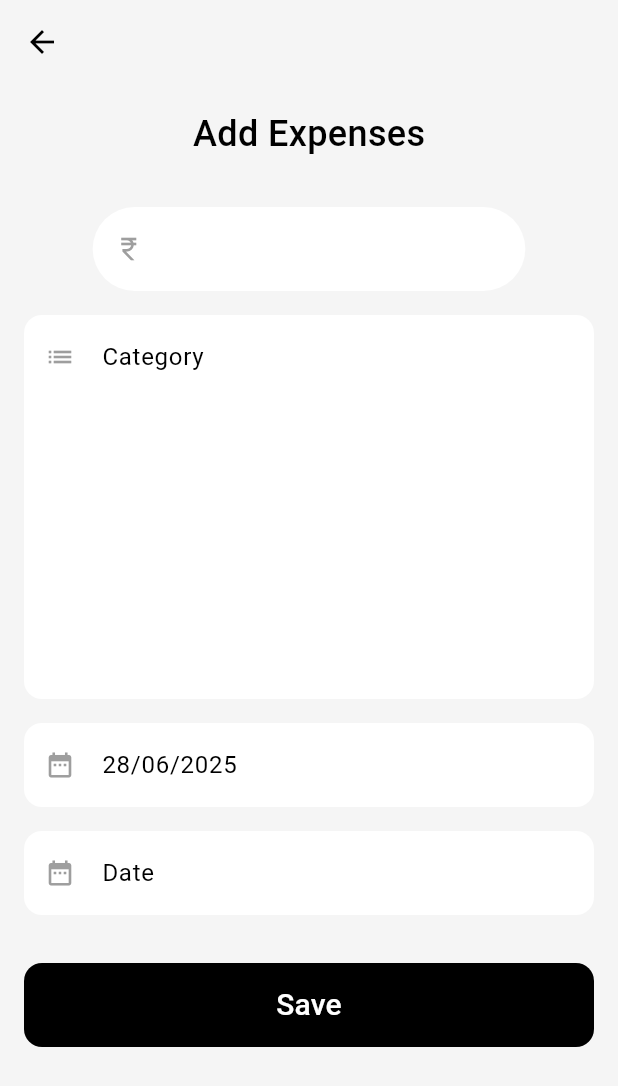
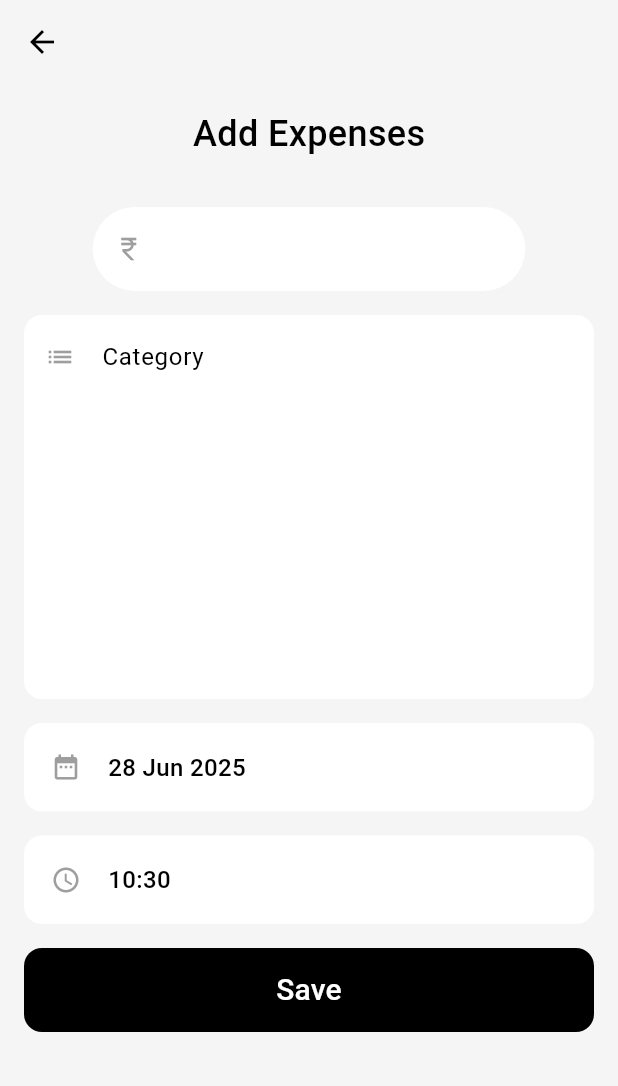
Before and after one commit to AkshataSagare/expense-tracking, a Flutter app: the AddExpense screen opened directly, on a phone screen of 412 x 824 dp. Shown: the top 1086 px of the screen. Run offline on Flutter 3.47's test engine with Material 3 defaults, Android fonts, the phone set to English and light mode, and no system bars; our stand-ins replace bloc, cloud_firestore, equatable, firebase_core, fl_chart, flutter_bloc and 1 more; accounts and stored records are empty.

Commit message:
remove bloclistenr and blocbluilder

```diff
--- a/lib/screens/add_expense/views/add_expense.dart
+++ b/lib/screens/add_expense/views/add_expense.dart
@@ -17,9 +17,6 @@ class AddExpense extends StatefulWidget {
 class _AddExpenseState extends State<AddExpense> {
   TextEditingController expenseController = TextEditingController();
   TextEditingController categoryController = TextEditingController();
-  TextEditingController dateController = TextEditingController();
-  TextEditingController timeController = TextEditingController();
-  //DateTime selectedDate = DateTime.now();
   IconData? selectedCategoryIcon;
   late Expense expense;
   bool isLoading = false;
@@ -59,10 +56,8 @@ class _AddExpenseState extends State<AddExpense> {
 
   @override
   void initState() {
-    dateController.text = DateFormat('dd/MM/yyyy').format(DateTime.now());
-    //DateTime(DateTime.now().year, DateTime.now().month, DateTime.now().day, DateTime.now().hour, DateTime.now().minute);
-
     expense = Expense.empty;
+    expense.date = DateTime.now();
     expense.expenseId = const Uuid().v1();
     super.initState();
   }
@@ -120,27 +115,24 @@ class _AddExpenseState extends State<AddExpense> {
   Widget build(BuildContext context) {
     return BlocListener<CreateExpenseBloc, CreateExpenseState>(
       listener: (context, state) {
-        if(state is CreateExpenseSuccess) {
+        if (state is CreateExpenseSuccess) {
           final savedExpense = Expense(
             expenseId: expense.expenseId,
             category: expense.category,
             amount: expense.amount,
             date: expense.date,
-            time: expense.time
           );
           setState(() {
             expense = Expense.empty;
             expense.expenseId = const Uuid().v1();
             expense.category = Category.empty;
             expense.date = DateTime.now();
-            expense.time = TimeOfDay.now();
             expenseController.clear();
             categoryController.clear();
-            dateController.text = DateFormat('dd/MM/yyyy').format(DateTime.now());
             selectedCategoryIcon = null;
           });
           Navigator.pop(context, savedExpense);
-        }else if(state is CreateExpenseLoading){
+        } else if (state is CreateExpenseLoading) {
           setState(() {
             isLoading = true;
           });
@@ -192,15 +184,15 @@ class _AddExpenseState extends State<AddExpense> {
                   decoration: InputDecoration(
                     filled: true,
                     fillColor: Colors.white,
-                    prefixIcon: expense.category == Category.empty
-                        ? selectedCategoryIcon != null
-                              ? Icon(
-                                  selectedCategoryIcon,
+                    prefixIcon: Icon(
+                      selectedCategoryIcon ??(
+                        expense.category != Category.empty
+                        ? CategoryEntity.getIcon(expense.category.icon)
+                        : Icons.list
+                        ),
                       size: 20,
                       color: Colors.grey,
-                                )
-                              : Icon(Icons.list, size: 20, color: Colors.grey)
-                        : Icon(CategoryEntity.getIcon(expense.category.icon)),
+                    ),
                     hintText: 'Category',
                     border: OutlineInputBorder(
                       borderRadius: BorderRadius.vertical(
@@ -254,10 +246,7 @@ class _AddExpenseState extends State<AddExpense> {
                   ),
                 ),
                 SizedBox(height: 16),
-                TextFormField(
-                  controller: dateController,
-                  textAlignVertical: TextAlignVertical.center,
-                  readOnly: true,
+                InkWell(
                   onTap: () async {
                     DateTime? newDate = await showDatePicker(
                       context: context,
@@ -267,85 +256,88 @@ class _AddExpenseState extends State<AddExpense> {
                     );
                     if (newDate != null) {
                       setState(() {
-                        dateController.text = DateFormat(
-                          'dd/MM/yyyy hh:mm',
-                        ).format(newDate);
-                        //selectedDate = newDate;
                         expense.date = newDate;
                       });
                     }
                   },
-                  decoration: InputDecoration(
-                    filled: true,
-                    fillColor: Colors.white,
-                    prefixIcon: Icon(
-                      Icons.date_range,
-                      size: 20,
-                      color: Colors.grey,
+                  child: Container(
+                    width: double.infinity,
+                    padding: const EdgeInsets.all(18.0),
+                    decoration: BoxDecoration(
+                      color: Colors.white,
+                      borderRadius: BorderRadius.circular(12),
                     ),
-                    hintText: 'Date',
-                    border: OutlineInputBorder(
-                      borderRadius: BorderRadius.circular(12),
-                      borderSide: BorderSide.none,
+                    child: Row(
+                      children: [
+                        Icon(Icons.date_range, size: 20, color: Colors.grey),
+                        SizedBox(width: 18),
+                        Expanded(
+                          child: Text(
+                            DateFormat('dd MMM yyyy').format(expense.date),
+                            style: TextStyle(
+                              fontSize: 16,
+                              color: Colors.black,
+                              fontWeight: FontWeight.w500,
+                            ),
+                          ),
+                        ),
+                      ],
                     ),
                   ),
                 ),
                 SizedBox(height: 16),
-                TextFormField(
-                  controller: timeController,
-                  textAlignVertical: TextAlignVertical.center,
-                  readOnly: true,
+                InkWell(
                   onTap: () async {
                     TimeOfDay? selectedTime = await showTimePicker(
                       context: context,
                       initialTime: TimeOfDay.now(),
                     );
-                    if (selectedTime!= null) {
+                    if (selectedTime != null) {
                       setState(() {
-                        expense.time = selectedTime;
-                        final newDateTime = DateTime(
+                        expense.date = DateTime(
                           expense.date.year,
                           expense.date.month,
                           expense.date.day,
                           selectedTime.hour,
                           selectedTime.minute,
                         );
-                        timeController.text = DateFormat('hh:mm').format(newDateTime);
                       });
                     }
                   },
-                  decoration: InputDecoration(
-                    filled: true,
-                    fillColor: Colors.white,
-                    prefixIcon: Icon(
-                      Icons.date_range,
+                  child: Container(
+                    width: double.infinity,
+                    padding: const EdgeInsets.all(18.0),
+                    decoration: BoxDecoration(
+                      color: Colors.white,
+                      borderRadius: BorderRadius.circular(12),
+                    ),
+                    child: Row(
+                      children: [
+                        Icon(
+                          Icons.watch_later_outlined,
                           size: 20,
                           color: Colors.grey,
                         ),
-                    hintText: 'Date',
-                    border: OutlineInputBorder(
-                      borderRadius: BorderRadius.circular(12),
-                      borderSide: BorderSide.none,
+                        SizedBox(width: 18),
+                        Expanded(
+                          child: Text(
+                            DateFormat('hh:mm').format(expense.date),
+                            style: TextStyle(
+                              fontSize: 16,
+                              color: Colors.black,
+                              fontWeight: FontWeight.w500,
                             ),
                           ),
                         ),
-                SizedBox(height: 32),
-                BlocListener<CreateCategoryBloc, CreateCategoryState>(
-                  listener: (context, state) {
-                    if (state is CreateCategorySuccess) {
-                      context.read<GetCategoriesBloc>().add(GetCategories());
-                      setState(() {
-                        categoryController.clear();
-                        selectedCategoryIcon = null;
-                      });
-                    } else if (state is CreateCategoryFailure) {}
-                  },
-                  child: SizedBox(
+                      ],
+                    ),
+                  ),
+                ),
+                SizedBox(height: 16),
+                SizedBox(
                   width: double.infinity,
                   height: kToolbarHeight,
-                    child: BlocBuilder<CreateCategoryBloc, CreateCategoryState>(
-                      builder: (context, state) {
-                        return isLoading
+                  child: isLoading
                       ? Center(child: CircularProgressIndicator())
                       : TextButton(
                           onPressed: () {
@@ -374,29 +366,9 @@ class _AddExpenseState extends State<AddExpense> {
                               borderRadius: BorderRadius.circular(12),
                             ),
                           ),
-                            child: state is CreateCategoryLoading
-                                ? Row(
-                                    mainAxisAlignment: MainAxisAlignment.center,
-                                    children: [
-                                      SizedBox(
-                                        width: 20,
-                                        height: 20,
-                                        child: CircularProgressIndicator(
-                                          color: Colors.white,
-                                          strokeWidth: 2,
-                                        ),
-                                      ),
-                                    ],
-                                  )
-                                : Text(
+                          child: Text(
                             'Save',
-                                    style: TextStyle(
-                                      fontSize: 20,
-                                      color: Colors.white,
-                                    ),
-                                  ),
-                          );
-                      },
+                            style: TextStyle(fontSize: 20, color: Colors.white),
                           ),
                         ),
                 ),
```
Lines whose indentation alone changed are shown as unchanged.
